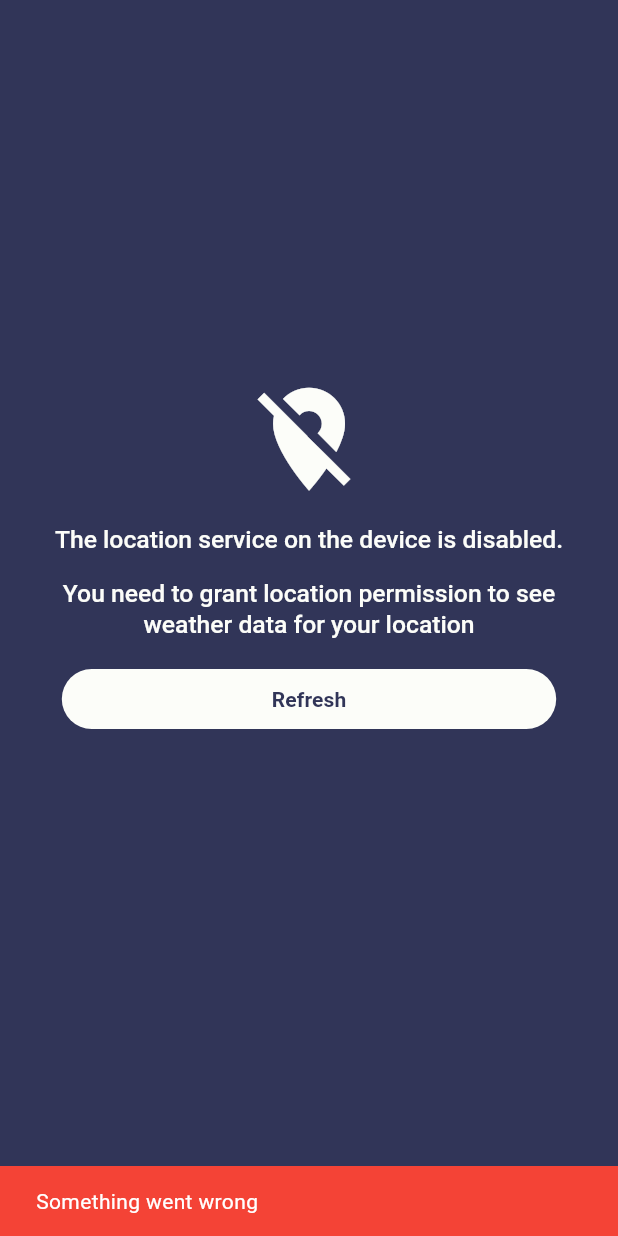
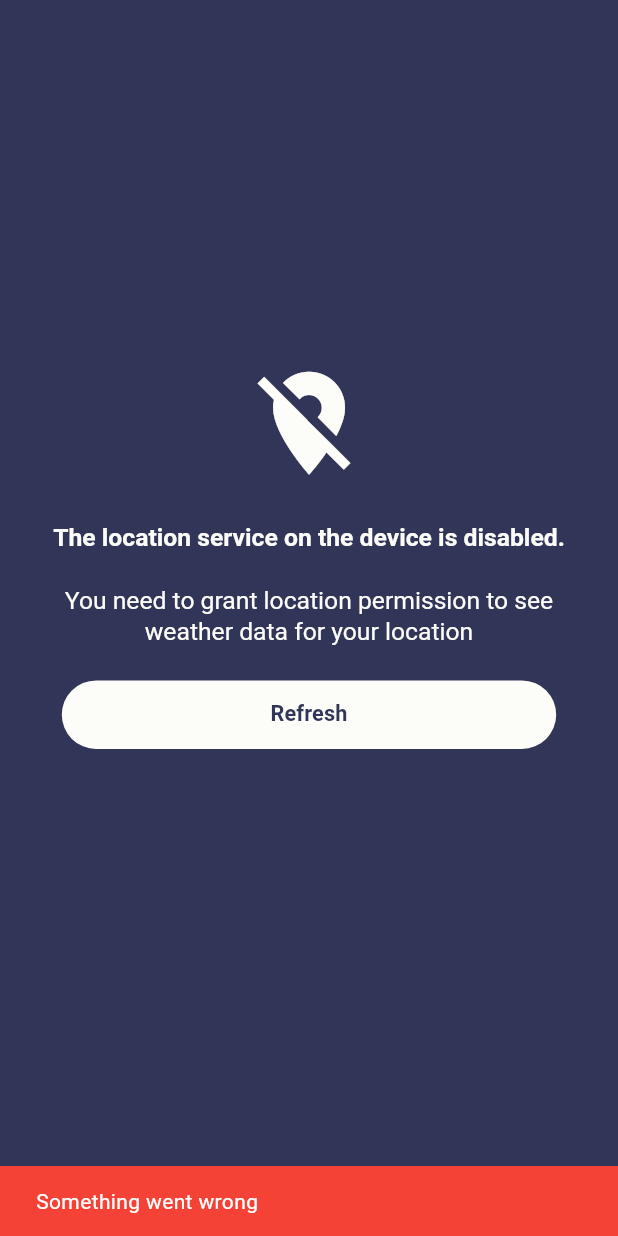
Before and after one commit to recepsenoglu/weather_app_flutter, a Flutter app: the screen it shows after launch, after a tap on "Refresh", on a phone screen of 412 x 824 dp. Run offline on Flutter 3.47's test engine with Material 3 defaults, Android fonts, the phone set to English and light mode, and no system bars; our stand-ins replace dio, geocoding, geolocator, shimmer; statements that could not run were skipped.

Commit message:
fixed other size issues

```diff
--- a/lib/screens/weather_screen/weather_screen.dart
+++ b/lib/screens/weather_screen/weather_screen.dart
@@ -25,8 +25,8 @@ class WeatherScreen extends StatelessWidget {
       child: Consumer<WeatherScreenProvider>(
         builder: (context, provider, _) {
           return RefreshIndicator(
-            strokeWidth: 3,
-            displacement: 130,
+            strokeWidth: 4,
+            displacement: AppSizes.getHeight(0.15),
             onRefresh: provider.refresh,
             color: Theme.of(context).colorScheme.onSurface,
             triggerMode: RefreshIndicatorTriggerMode.onEdge,
@@ -580,7 +580,7 @@ class DataCouldNotGet extends StatelessWidget {
             size: AppSizes.getWidth(0.2),
             color: Theme.of(context).colorScheme.onSurface,
           ),
-          const SizedBox(height: 15),
+          SizedBox(height: AppSizes.getHeight(0.03)),
           Text(
             AppStrings.weatherDataCouldNotGet,
             textAlign: TextAlign.center,
@@ -589,7 +589,7 @@ class DataCouldNotGet extends StatelessWidget {
                   color: Theme.of(context).colorScheme.onSurface,
                 ),
           ),
-          const SizedBox(height: 15),
+          SizedBox(height: AppSizes.getHeight(0.025)),
           CustomButton(
             text: AppStrings.refresh,
             onPressed: onRefresh,
@@ -623,25 +623,27 @@ class NoLocationWidget extends StatelessWidget {
             size: AppSizes.getWidth(0.2),
             color: Theme.of(context).colorScheme.onSurface,
           ),
-          const SizedBox(height: 15),
+          SizedBox(height: AppSizes.getHeight(0.03)),
           Text(
             errorText,
             textAlign: TextAlign.center,
             style: Theme.of(context).textTheme.headlineMedium!.copyWith(
                   fontSize: AppSizes.getWidth(0.04),
+                  fontWeight: FontWeight.w600,
                   color: Theme.of(context).colorScheme.onSurface,
                 ),
           ),
-          const SizedBox(height: 15),
+          SizedBox(height: AppSizes.getHeight(0.025)),
           Text(
             AppStrings.locationDescription,
             textAlign: TextAlign.center,
             style: Theme.of(context).textTheme.headlineMedium!.copyWith(
                   fontSize: AppSizes.getWidth(0.04),
+                  fontWeight: FontWeight.w400,
                   color: Theme.of(context).colorScheme.onSurface,
                 ),
           ),
-          const SizedBox(height: 15),
+          SizedBox(height: AppSizes.getHeight(0.025)),
           CustomButton(
             onPressed: onRefresh,
             text: AppStrings.refresh,
--- a/lib/utils/app_sizes.dart
+++ b/lib/utils/app_sizes.dart
@@ -5,6 +5,7 @@ class AppSizes {
   static late double _screenWidth;
   static late double _screenHeight;
   static late EdgeInsets _padding;
+  static BorderRadius borderRadius = BorderRadius.circular(0);
 
   static void init(BuildContext context) {
     final size = MediaQuery.sizeOf(context);
@@ -20,6 +21,11 @@ class AppSizes {
   static double get height => _screenHeight;
   static double get bottomPadding => _padding.bottom;
   static double get topPadding => _padding.top;
+
+  static BorderRadius getRadius(double radius) {
+    final double value = _screenWidth < 500 ? radius : radius * 2;
+    return BorderRadius.circular(value);
+  }
 
   static double getWidth(double percent) {
     return _screenWidth * percent;
--- a/lib/widgets/custom_button.dart
+++ b/lib/widgets/custom_button.dart
@@ -1,8 +1,8 @@
 import 'package:flutter/cupertino.dart';
 import 'package:flutter/material.dart';
-import 'package:weather_app_flutter/utils/app_sizes.dart';
 
 import '../utils/app_colors.dart';
+import '../utils/app_sizes.dart';
 
 class CustomButton extends StatelessWidget {
   const CustomButton({
@@ -44,14 +44,12 @@ class CustomButton extends StatelessWidget {
         child: ElevatedButton(
           onPressed: onPressed,
           style: ElevatedButton.styleFrom(
+            backgroundColor: color,
             shadowColor: Colors.transparent,
-            backgroundColor: color,
             disabledBackgroundColor: Colors.grey,
-            padding: const EdgeInsets.symmetric(vertical: 2, horizontal: 8),
-            // maximumSize: Size(double.infinity, AppSizes.getWidth(0.14)),
-            // minimumSize: Size(double.infinity, AppSizes.getWidth(0.13)),
+            padding: AppSizes.getSymmetricPadding(0.04, 0.015),
             shape: RoundedRectangleBorder(
-              borderRadius: BorderRadius.circular(radius),
+              borderRadius: AppSizes.getRadius(radius),
               side: BorderSide(color: borderColor),
             ),
             elevation: elevation,
@@ -63,7 +61,10 @@ class CustomButton extends StatelessWidget {
                   child: Text(
                     text,
                     textAlign: TextAlign.center,
-                    style: const TextStyle(fontWeight: FontWeight.w600),
+                    style: TextStyle(
+                      fontWeight: FontWeight.w600,
+                      fontSize: AppSizes.getWidth(0.035),
+                    ),
                   ),
                 ),
         ),
--- a/lib/widgets/shimmer_box.dart
+++ b/lib/widgets/shimmer_box.dart
@@ -1,5 +1,6 @@
 import 'package:flutter/material.dart';
 import 'package:shimmer/shimmer.dart';
+import 'package:weather_app_flutter/utils/app_sizes.dart';
 
 class ShimmerBox extends StatelessWidget {
   const ShimmerBox({
@@ -26,7 +27,7 @@ class ShimmerBox extends StatelessWidget {
             : Colors.grey.shade100,
         child: Container(
           decoration: BoxDecoration(
-            borderRadius: BorderRadius.circular(8),
+            borderRadius: AppSizes.getRadius(14),
             color: isDarkMode
                 ? Theme.of(context).colorScheme.surface.withOpacity(0.8)
                 : Colors.grey.shade300,
--- a/lib/widgets/styled_box.dart
+++ b/lib/widgets/styled_box.dart
@@ -15,7 +15,7 @@ class StyledBox extends StatelessWidget {
       margin: AppSizes.getVerticalPadding(0.01),
       padding: AppSizes.getSymmetricPadding(0.04, 0.015),
       decoration: BoxDecoration(
-        borderRadius: BorderRadius.circular(16),
+        borderRadius: AppSizes.getRadius(16),
         color: Theme.of(context).colorScheme.surface,
       ),
       child: child,
```
